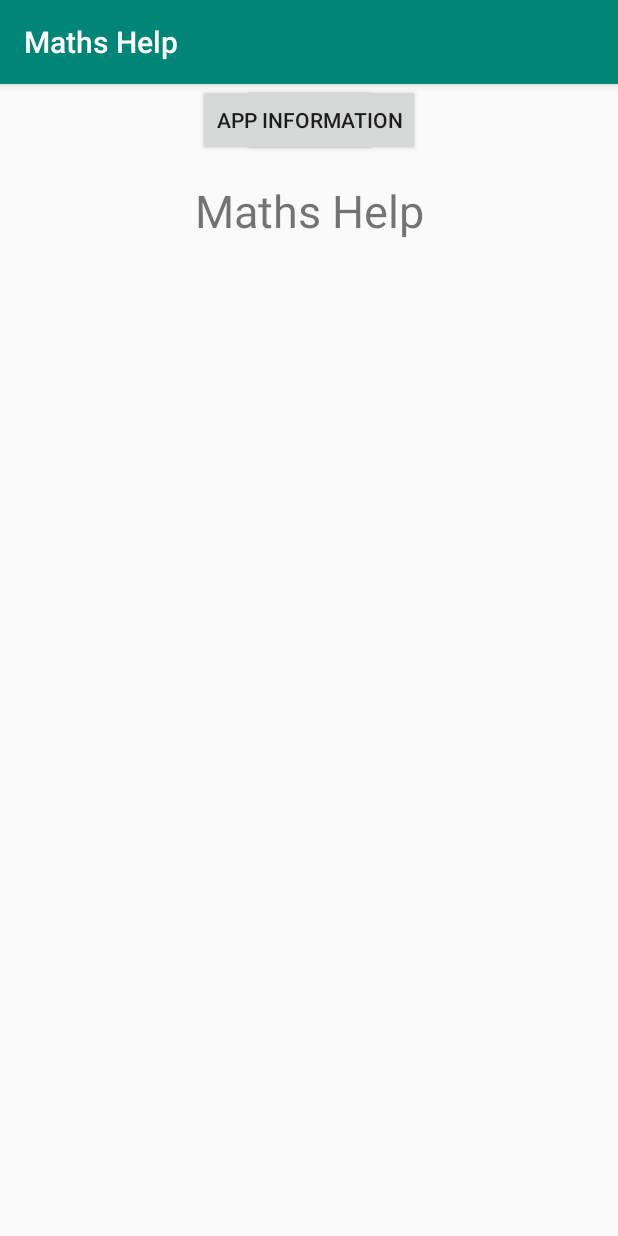
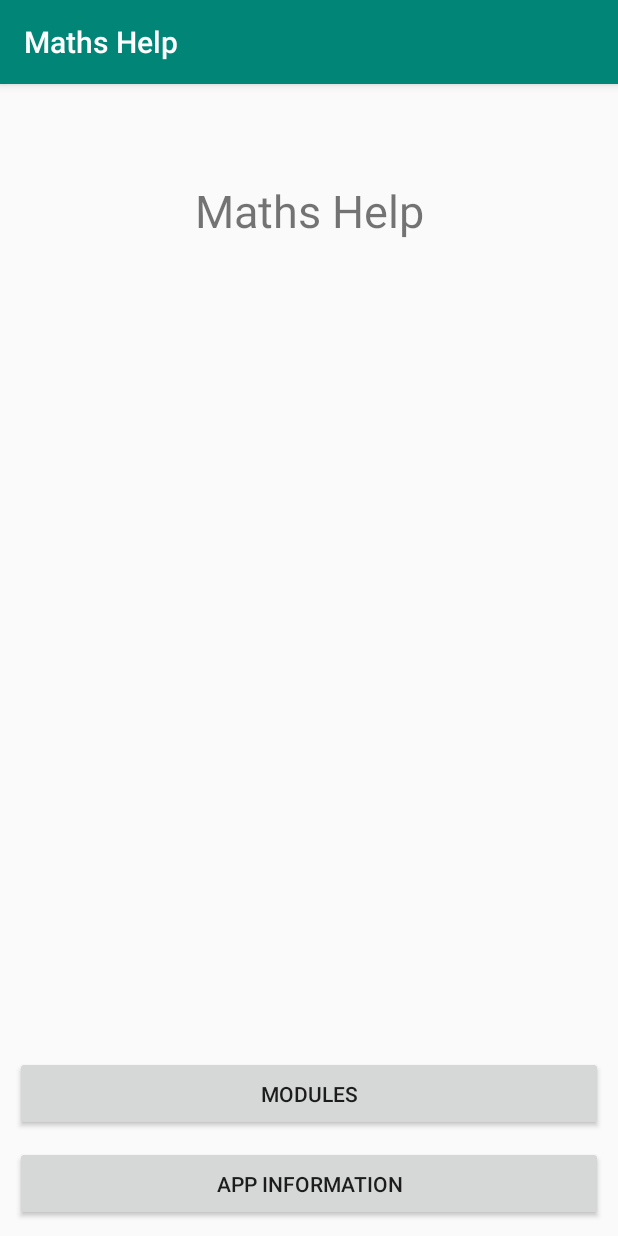
Before and after one commit to AlphaMustang/thirdYearProject, an Android app: the screen it shows after launch (MainActivity), on a phone screen of 412 x 824 dp. Run offline under Robolectric (Android 15) with nearby library versions, the phone set to English and light mode, and no system bars.

Commit message:
Added a modules class which will be used to populate the modules selection list. It contains a list of all the modules and submodules in the Edexcel spec.
Fixed a couple of loose onClicks, so instead of containing blank onClicks, it now contains blank java methods in MainActivity.java.
Updated TODO: with things currently needed to do.

Signed-off-by: alphamustang <ryan.noel@hotmail.com>

```diff
--- a/app/build.gradle
+++ b/app/build.gradle
@@ -23,6 +23,7 @@ dependencies {
     implementation fileTree(dir: 'libs', include: ['*.jar'])
     implementation 'androidx.appcompat:appcompat:1.0.2'
     implementation 'androidx.constraintlayout:constraintlayout:1.1.3'
+    implementation 'androidx.legacy:legacy-support-v4:1.0.0'
     testImplementation 'junit:junit:4.12'
     androidTestImplementation 'androidx.test.ext:junit:1.1.0'
     androidTestImplementation 'androidx.test.espresso:espresso-core:3.1.1'
--- a/app/src/main/java/com/example/thirdyearproject/MainActivity.java
+++ b/app/src/main/java/com/example/thirdyearproject/MainActivity.java
@@ -3,8 +3,14 @@ package com.example.thirdyearproject;
 import androidx.appcompat.app.AppCompatActivity;
 
 import android.os.Bundle;
+import android.view.View;
 
 public class MainActivity extends AppCompatActivity {
+
+    // TODO: .Create Information Page
+    // TODO: .Complete informationPage method to link to said information page
+    // TODO: .Create a modulesPage fragment, and a listView which contains said fragment
+    // TODO: .Complete modulesPage to link to that listView
 
     // Testing to see if git works
     @Override
@@ -12,4 +18,15 @@ public class MainActivity extends AppCompatActivity {
         super.onCreate(savedInstanceState);
         setContentView(R.layout.activity_main);
     }
+
+    public void informationPage(View view) {
+
+    }
+
+    public void modulesPage(View view) {
+
+    }
+
+
+
 }
--- a/app/src/main/res/layout/activity_main.xml
+++ b/app/src/main/res/layout/activity_main.xml
@@ -21,21 +21,24 @@
 
     <Button
         android:id="@+id/startPageModuleButton"
-        android:layout_width="wrap_content"
-        android:layout_height="wrap_content"
+        android:layout_width="match_parent"
+        android:layout_height="50dp"
+        android:layout_margin="10dp"
         android:text="@string/startPageModuleButton"
+        android:onClick="modulesPage"
         app:layout_constraintBottom_toTopOf="@id/startPageInfoButton"
         app:layout_constraintEnd_toEndOf="parent"
         app:layout_constraintStart_toStartOf="parent" />
 
     <Button
         android:id="@+id/startPageInfoButton"
-        android:layout_width="wrap_content"
-        android:layout_height="wrap_content"
+        android:layout_width="match_parent"
+        android:layout_height="50dp"
+        android:layout_margin="10dp"
         android:text="@string/startPageInfoButton"
+        android:onClick="informationPage"
         app:layout_constraintEnd_toEndOf="parent"
         app:layout_constraintStart_toStartOf="parent"
-        app:layout_constraintTop_toBottomOf="@id/startPageModuleButton"
         app:layout_constraintBottom_toBottomOf="parent"
         />
 
--- a/app/src/main/res/values/strings.xml
+++ b/app/src/main/res/values/strings.xml
@@ -2,4 +2,7 @@
     <string name="app_name">Maths Help</string>
     <string name="startPageModuleButton">Modules</string>
     <string name="startPageInfoButton">App Information</string>
+
+    <!-- TODO: Remove or change this placeholder text -->
+    <string name="hello_blank_fragment">Hello blank fragment</string>
 </resources>
```
Also changed, not shown: app/src/main/java/com/example/thirdyearproject/Module.java (added, +33 -0 lines), 1 other file.
